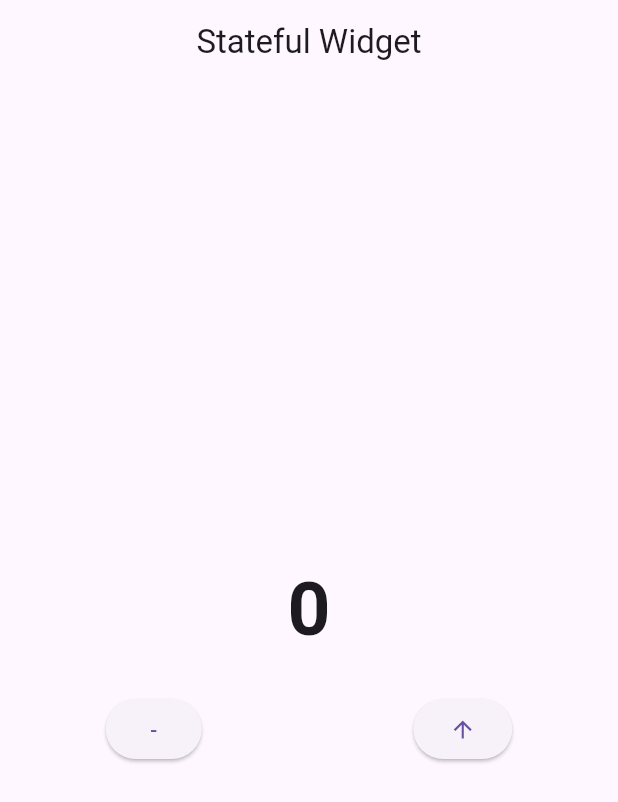
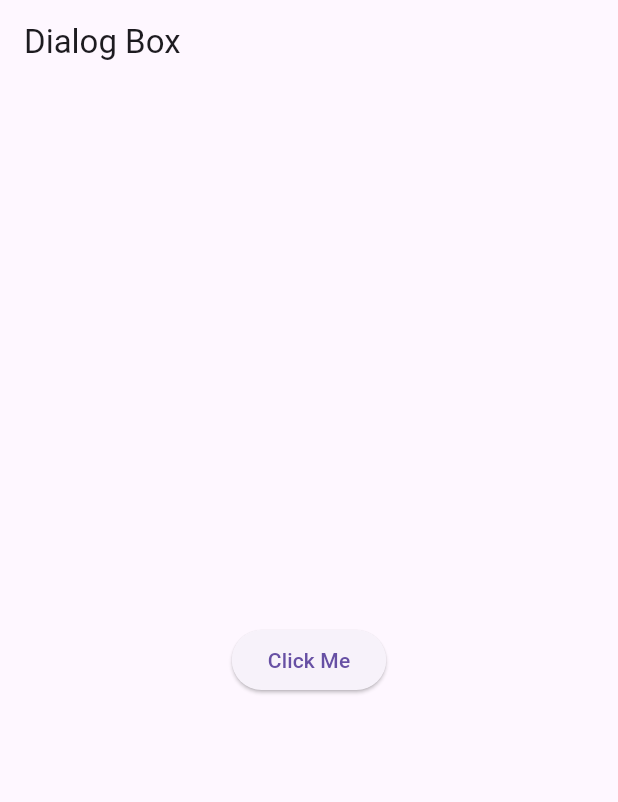
Before and after one commit to imanmysarah3108/lab_stateless_widget, a Flutter app: the screen it shows after launch, on a phone screen of 412 x 824 dp. Shown: the top 802 px of the screen. Run offline on Flutter 3.47's test engine with Material 3 defaults, Android fonts, the phone set to English and light mode, and no system bars.

Commit message:
Dialog Box

```diff
--- a/lib/main.dart
+++ b/lib/main.dart
@@ -22,49 +22,38 @@ class MyHomePage extends StatefulWidget {
 }
 
 class _MyHomePageState extends State<MyHomePage> {
-  int value = 0;
-
   @override
   Widget build(BuildContext context) {
     return Scaffold(
       appBar: AppBar(
-        title: Text('Stateful Widget'),
-        centerTitle: true,
+        title: Text('Dialog Box'),
       ),
       body: Center(
-        child: Column(
-          mainAxisAlignment: MainAxisAlignment.center,
-          children: [
-            Text(
-              '$value',
-              style: TextStyle(
-                fontSize: 50,
-                fontWeight: FontWeight.bold,
-              ),
-            ),
-            SizedBox(height: 20), // Add spacing between text and buttons
-            Row(
-              mainAxisAlignment: MainAxisAlignment.spaceAround,
-              children: [
+        child: ElevatedButton(
+          onPressed: () {
+            showDialog(
+              context: context,
+              builder: (context) => AlertDialog(
+                title: Text('Warning'),
+                content: Text('Watch out your click! Are you sure you want to proceed?'),
+                actions: [
                   ElevatedButton(
                     onPressed: () {
-                    setState(() {
-                      value--;
-                    });
+                      Navigator.of(context).pop(); // dismiss dialog
                     },
-                  child: Text('-'),
+                    child: Text('CANCEL'),
                   ),
                   ElevatedButton(
                     onPressed: () {
-                    setState(() {
-                      value++;
-                    });
+                      Navigator.of(context).pop(); // add logic if needed
                     },
-                  child: Icon(Icons.arrow_upward),
+                    child: Text('OK'),
                   ),
                 ],
               ),
-          ],
+            );
+          },
+          child: Text('Click Me'),
         ),
       ),
     );
```
Lines whose indentation alone changed are shown as unchanged.
